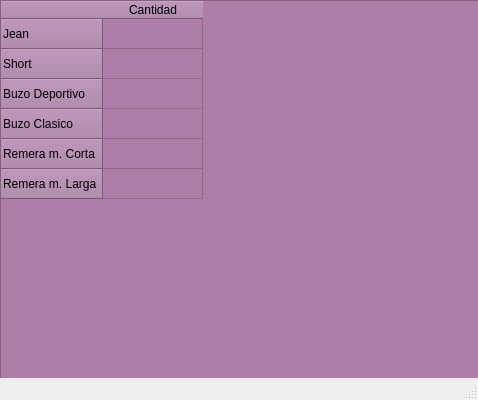
Qt form lista.ui (MateMar04/TP-Martia) before a commit.
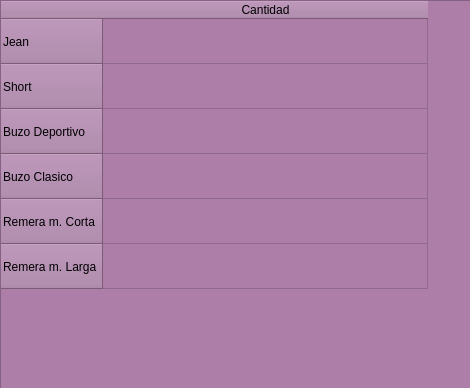
The same form after that commit.

Patch:
```diff
--- a/lista.ui
+++ b/lista.ui
@@ -6,8 +6,8 @@
    <rect>
     <x>0</x>
     <y>0</y>
-    <width>478</width>
-    <height>400</height>
+    <width>470</width>
+    <height>388</height>
    </rect>
   </property>
   <property name="windowTitle">
@@ -20,13 +20,19 @@
       <x>0</x>
       <y>0</y>
       <width>481</width>
-      <height>381</height>
+      <height>391</height>
      </rect>
     </property>
     <property name="styleSheet">
      <string notr="true">background-color: rgb(173, 127, 168);
 font: 57 11pt &quot;Ubuntu&quot;;</string>
     </property>
+    <attribute name="horizontalHeaderDefaultSectionSize">
+     <number>325</number>
+    </attribute>
+    <attribute name="verticalHeaderDefaultSectionSize">
+     <number>45</number>
+    </attribute>
     <row>
      <property name="text">
       <string>Jean</string>
@@ -64,7 +70,6 @@
     </column>
    </widget>
   </widget>
-  <widget class="QStatusBar" name="statusbar"/>
  </widget>
  <resources/>
  <connections/>
```
Left out of the diff: 3 changed lines with no effect on the pictures.
